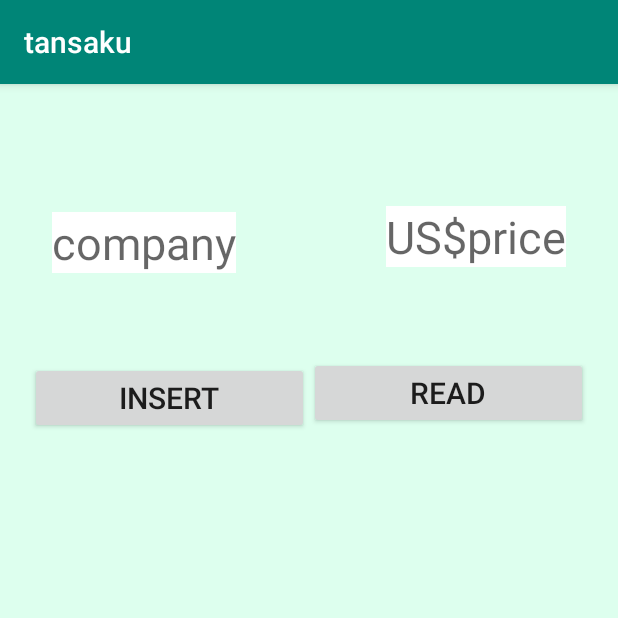
After one commit to mitukerukunteam/tansaku, an Android app: the MainActivity screen opened directly, with no data from a screen before it, on a phone screen of 412 x 824 dp, the top half of it. The commit adds this screen. Run offline under Robolectric (Android 15) with nearby library versions, the phone set to English and light mode, and no system bars.

Commit message:
DBの追加

```diff
--- a/app/build.gradle
+++ b/app/build.gradle
@@ -22,6 +22,7 @@ dependencies {
     implementation fileTree(dir: 'libs', include: ['*.jar'])
     implementation 'androidx.appcompat:appcompat:1.1.0'
     implementation 'com.google.android.gms:play-services-maps:17.0.0'
+    implementation 'androidx.constraintlayout:constraintlayout:1.1.3'
     testImplementation 'junit:junit:4.12'
     androidTestImplementation 'androidx.test.ext:junit:1.1.1'
     androidTestImplementation 'androidx.test.espresso:espresso-core:3.2.0'
--- a/app/src/main/AndroidManifest.xml
+++ b/app/src/main/AndroidManifest.xml
@@ -1,7 +1,6 @@
 <?xml version="1.0" encoding="utf-8"?>
 <manifest xmlns:android="http://schemas.android.com/apk/res/android"
     package="com.example.tansaku">
-
     <!--
          The ACCESS_COARSE/FINE_LOCATION permissions are not required to use
          Google Maps Android API v2, but you must specify either coarse or fine
@@ -16,7 +15,8 @@
         android:roundIcon="@mipmap/ic_launcher_round"
         android:supportsRtl="true"
         android:theme="@style/AppTheme">
-
+        <activity android:name=".MainActivity"></activity>
+        <activity android:name=".DBActivity" />
         <!--
              The API key for Google Maps-based APIs is defined as a string resource.
              (See the file "res/values/google_maps_api.xml").
@@ -39,5 +39,5 @@
             </intent-filter>
         </activity>
     </application>
-//こんにちは
+
 </manifest>
--- /dev/null
+++ b/app/src/main/java/com/example/tansaku/MainActivity.java
@@ -0,0 +1,114 @@
+package com.example.tansaku;
+
+import androidx.appcompat.app.AppCompatActivity;
+
+import android.os.Bundle;
+
+//import android.support.v7.app.AppCompatActivity;
+
+import android.content.ContentValues;
+import android.database.Cursor;
+import android.database.sqlite.SQLiteDatabase;
+import android.util.Log;
+import android.view.View;
+import android.widget.Button;
+import android.widget.EditText;
+import android.widget.TextView;
+
+public class MainActivity extends AppCompatActivity {
+
+    private TextView textView;
+    private EditText editTextKey, editTextValue;
+    private DBActivity helper;
+    private SQLiteDatabase db;
+
+
+    @Override
+    protected void onCreate(Bundle savedInstanceState) {
+        super.onCreate(savedInstanceState);
+        setContentView(R.layout.activity_main);
+
+
+        editTextKey = findViewById(R.id.edit_text_key);
+        editTextValue = findViewById(R.id.edit_text_value);
+
+        textView = findViewById(R.id.text_view);
+
+        Button insertButton = findViewById(R.id.button_insert);
+        insertButton.setOnClickListener(new View.OnClickListener() {
+            @Override
+            public void onClick(View v) {
+
+                if(helper == null){
+                    helper = new DBActivity(getApplicationContext());
+                }
+
+                if(db == null){
+                    db = helper.getWritableDatabase();
+                }
+
+                String key = editTextKey.getText().toString();
+                String value = editTextValue.getText().toString();
+
+                insertData(db, key, Integer.valueOf(value));
+            }
+        });
+
+        Button readButton = findViewById(R.id.button_read);
+        readButton.setOnClickListener(new View.OnClickListener() {
+            @Override
+            public void onClick(View v) {
+                readData();
+            }
+        });
+    }
+
+
+    private void readData(){
+        if(helper == null){
+            helper = new DBActivity(getApplicationContext());
+        }
+
+        if(db == null){
+            db = helper.getReadableDatabase();
+        }
+        Log.d("debug","**********Cursor");
+
+        Cursor cursor = db.query(
+                "testdb",
+                new String[] { "company", "stockprice" },
+                null,
+                null,
+                null,
+                null,
+                null
+        );
+
+        cursor.moveToFirst();
+
+        StringBuilder sbuilder = new StringBuilder();
+
+        for (int i = 0; i < cursor.getCount(); i++) {
+            sbuilder.append(cursor.getString(0));
+            sbuilder.append(": ");
+            sbuilder.append(cursor.getInt(1));
+            sbuilder.append("\n");
+            cursor.moveToNext();
+        }
+
+        // 忘れずに！
+        cursor.close();
+
+        Log.d("debug","**********"+sbuilder.toString());
+        textView.setText(sbuilder.toString());
+    }
+
+    private void insertData(SQLiteDatabase db, String com, int price){
+
+        ContentValues values = new ContentValues();
+        values.put("company", com);
+        values.put("stockprice", price);
+
+        db.insert("testdb", null, values);
+    }
+}
--- /dev/null
+++ b/app/src/main/res/layout/activity_main.xml
@@ -0,0 +1,81 @@
+<?xml version="1.0" encoding="utf-8"?>
+<!--AndroidX-->
+<androidx.constraintlayout.widget.ConstraintLayout
+    xmlns:android="http://schemas.android.com/apk/res/android"
+    xmlns:app="http://schemas.android.com/apk/res-auto"
+    xmlns:tools="http://schemas.android.com/tools"
+    android:layout_width="match_parent"
+    android:layout_height="match_parent"
+    android:background="#dfe"
+    tools:context=".MainActivity">
+
+    <EditText
+        android:id="@+id/edit_text_key"
+        android:layout_width="wrap_content"
+        android:layout_height="wrap_content"
+        android:layout_margin="50dp"
+        android:autofillHints="@string/hint_key"
+        android:background="#fff"
+        android:hint="@string/hint_key"
+        android:inputType="text"
+        android:textSize="30sp"
+        app:layout_constraintBottom_toBottomOf="parent"
+        app:layout_constraintLeft_toLeftOf="parent"
+        app:layout_constraintRight_toLeftOf="@+id/edit_text_value"
+        app:layout_constraintTop_toTopOf="parent"
+        app:layout_constraintVertical_bias="0.056" />
+
+    <EditText
+        android:id="@+id/edit_text_value"
+        android:layout_width="wrap_content"
+        android:layout_height="wrap_content"
+        android:layout_margin="50dp"
+        android:autofillHints="@string/hint_value"
+        android:background="#fff"
+        android:hint="@string/hint_value"
+        android:inputType="numberDecimal"
+        android:textSize="30sp"
+        app:layout_constraintBottom_toBottomOf="parent"
+        app:layout_constraintLeft_toRightOf="@+id/edit_text_key"
+        app:layout_constraintRight_toRightOf="parent"
+        app:layout_constraintTop_toTopOf="parent"
+        app:layout_constraintVertical_bias="0.05" />
+
+    <Button
+        android:id="@+id/button_insert"
+        android:layout_width="0dp"
+        android:layout_height="wrap_content"
+        android:text="@string/insert"
+        android:textSize="20sp"
+        android:layout_marginStart="20dp"
+        app:layout_constraintLeft_toLeftOf="parent"
+        app:layout_constraintBottom_toBottomOf="parent"
+        app:layout_constraintVertical_bias="0.1"
+        app:layout_constraintRight_toLeftOf="@+id/button_read"
+        app:layout_constraintTop_toBottomOf="@+id/edit_text_key" />
+
+    <Button
+        android:id="@+id/button_read"
+        android:layout_width="0dp"
+        android:layout_height="wrap_content"
+        android:text="@string/read"
+        android:textSize="20sp"
+        android:layout_marginEnd="20dp"
+        app:layout_constraintBottom_toBottomOf="parent"
+        app:layout_constraintRight_toRightOf="parent"
+        app:layout_constraintVertical_bias="0.1"
+        app:layout_constraintLeft_toRightOf="@+id/button_insert"
+        app:layout_constraintTop_toBottomOf="@+id/edit_text_value" />
+
+    <TextView
+        android:id="@+id/text_view"
+        android:layout_width="250dp"
+        android:layout_height="wrap_content"
+        android:textSize="32sp"
+        app:layout_constraintBottom_toBottomOf="parent"
+        app:layout_constraintLeft_toLeftOf="parent"
+        app:layout_constraintRight_toRightOf="parent"
+        app:layout_constraintTop_toBottomOf="@+id/button_read"
+        app:layout_constraintVertical_bias="0.2" />
+
+</androidx.constraintlayout.widget.ConstraintLayout>
--- a/app/src/main/res/values/strings.xml
+++ b/app/src/main/res/values/strings.xml
@@ -1,4 +1,9 @@
 <resources>
     <string name="app_name">tansaku</string>
     <string name="title_activity_maps">Map</string>
+        <string name="hint_key">company</string>
+        <string name="hint_value">US$price</string>
+        <string name="insert">insert</string>
+        <string name="read">read</string>
+
 </resources>
```
Also changed, not shown: app/src/main/java/com/example/tansaku/DBActivity.java (added, +66 -0 lines), app/src/main/res/layout/activity_db.xml (added, +9 -0 lines).
